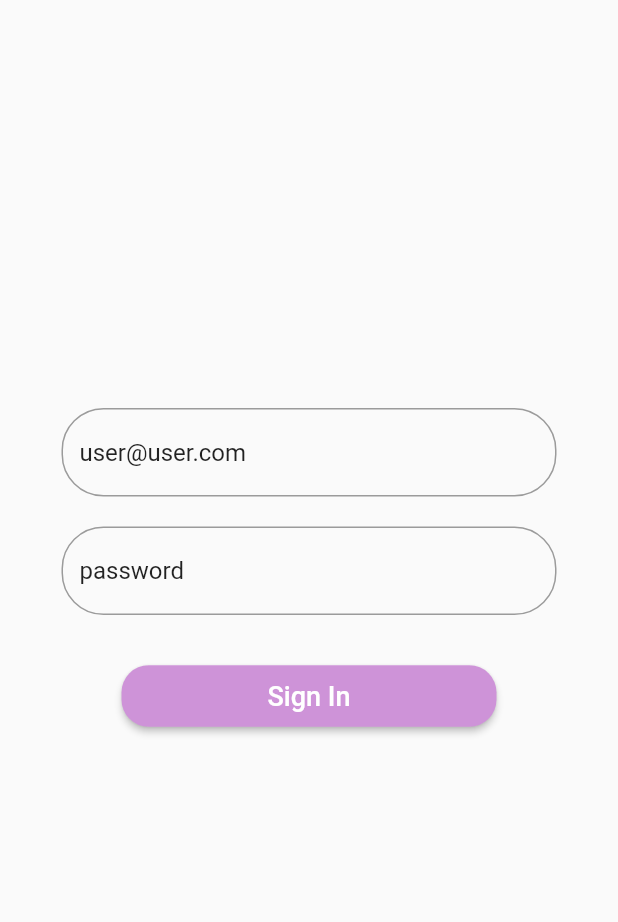
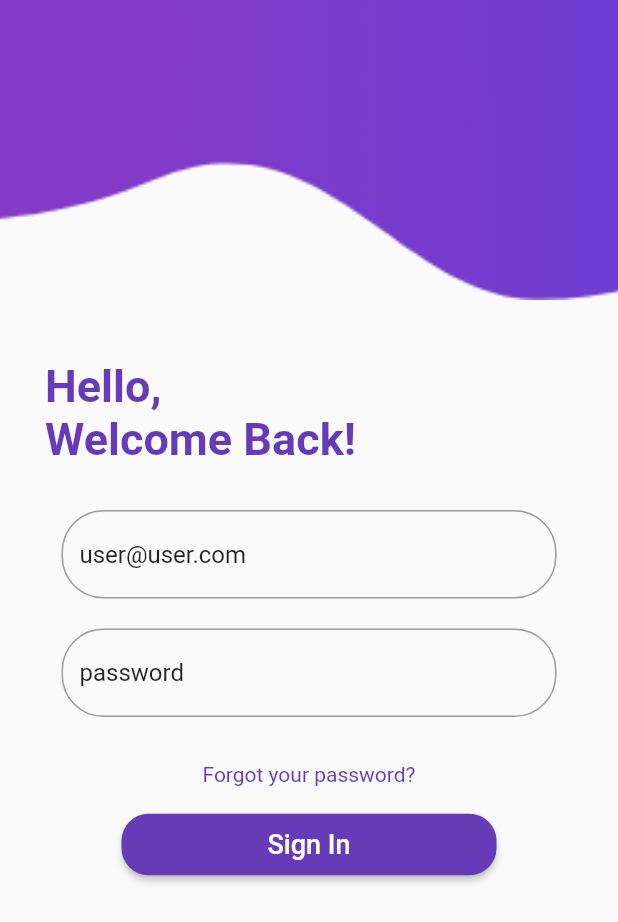
Before and after one commit to JuanNitram/contacts_app_flutter, a Flutter app: the screen it shows after launch, on a phone screen of 412 x 824 dp. Shown: the top 922 px of the screen. Run offline on Flutter 3.47's test engine with Material 2 defaults, Android fonts, the phone set to English and light mode, and no system bars; our stand-ins replace sqflite; accounts and stored records are empty.

Commit message:
Update login screen design

```diff
--- a/lib/screens/login/login_screen.dart
+++ b/lib/screens/login/login_screen.dart
@@ -60,7 +60,7 @@ class LoginScreenState extends State<LoginScreen>
     var loginBtn = new RaisedButton(
         onPressed: _submit,
         child: new Text("Sign In", style: TextStyle(fontSize: 18)),
-        color: Colors.purple[200],
+        color: Colors.deepPurple[500],
         textColor: Colors.white,
         padding: EdgeInsets.all(10.0),
         shape: RoundedRectangleBorder(
@@ -86,10 +86,12 @@ class LoginScreenState extends State<LoginScreen>
                   decoration: new InputDecoration(
                       focusedBorder: OutlineInputBorder(
                           borderRadius: BorderRadius.circular(28.0),
-                          borderSide: BorderSide(color: Colors.purple[200])),
+                          borderSide:
+                              BorderSide(color: Colors.deepPurple[500])),
                       border: OutlineInputBorder(
                           borderRadius: BorderRadius.circular(28.0),
-                          borderSide: BorderSide(color: Colors.purple[200]))),
+                          borderSide:
+                              BorderSide(color: Colors.deepPurple[500]))),
                 ),
               ),
               new Padding(
@@ -100,12 +102,20 @@ class LoginScreenState extends State<LoginScreen>
                   decoration: new InputDecoration(
                       focusedBorder: OutlineInputBorder(
                           borderRadius: BorderRadius.circular(28.0),
-                          borderSide: BorderSide(color: Colors.purple[200])),
+                          borderSide:
+                              BorderSide(color: Colors.deepPurple[500])),
                       border: OutlineInputBorder(
                           borderRadius: BorderRadius.circular(28.0),
-                          borderSide: BorderSide(color: Colors.purple[200]))),
+                          borderSide:
+                              BorderSide(color: Colors.deepPurple[500]))),
                 ),
               ),
+              new Padding(
+                  padding: const EdgeInsets.fromLTRB(0, 20, 0, 5),
+                  child: Text(
+                    'Forgot your password?',
+                    style: TextStyle(color: Colors.deepPurple[500]),
+                  )),
             ],
           ),
         ),
@@ -113,11 +123,11 @@ class LoginScreenState extends State<LoginScreen>
           child: _isLoading
               ? new CircularProgressIndicator(
                   valueColor:
-                      new AlwaysStoppedAnimation<Color>(Colors.purple[200]),
+                      new AlwaysStoppedAnimation<Color>(Colors.deepPurple[500]),
                 )
               : loginBtn,
           width: _isLoading ? null : 250.0,
-          padding: EdgeInsets.fromLTRB(0, 20.0, 0, 0),
+          padding: EdgeInsets.fromLTRB(0, 10.0, 0, 0),
         )
       ],
       crossAxisAlignment: CrossAxisAlignment.center,
@@ -126,7 +136,30 @@ class LoginScreenState extends State<LoginScreen>
     return new Scaffold(
         appBar: null,
         key: scaffoldKey,
-      body: new Container(
+        body: Column(
+          crossAxisAlignment: CrossAxisAlignment.start,
+          children: <Widget>[
+            Container(
+              height: 200,
+              decoration: BoxDecoration(
+                  image: DecorationImage(
+                      fit: BoxFit.cover,
+                      image: AssetImage("assets/images/1.png"))),
+            ),
+            SizedBox(
+              height: 20,
+            ),
+            Padding(
+              padding: EdgeInsets.fromLTRB(30, 20, 30, 20),
+              child: Text(
+                "Hello,\nWelcome Back!",
+                style: TextStyle(
+                    fontSize: 30,
+                    color: Colors.deepPurple[500],
+                    fontWeight: FontWeight.bold),
+              ),
+            ),
+            Container(
               child: new Center(
                 child: new ClipRect(
                   child: new BackdropFilter(
@@ -140,7 +173,8 @@ class LoginScreenState extends State<LoginScreen>
                 ),
               ),
             ),
-    );
+          ],
+        ));
   }
 
   @override
--- a/pubspec.yaml
+++ b/pubspec.yaml
@@ -41,6 +41,8 @@ dev_dependencies:
 
 # The following section is specific to Flutter.
 flutter:
+  assets:
+    - assets/images/
 
   # The following line ensures that the Material Icons font is
   # included with your application, so that you can use the icons in
```
Also changed, not shown: assets/images/1.png (added). Lines whose indentation alone changed are shown as unchanged.
